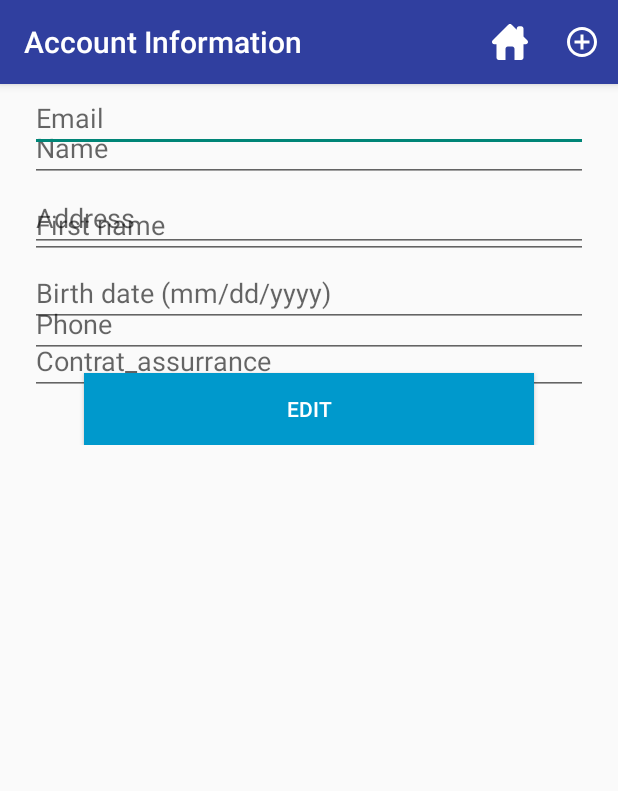
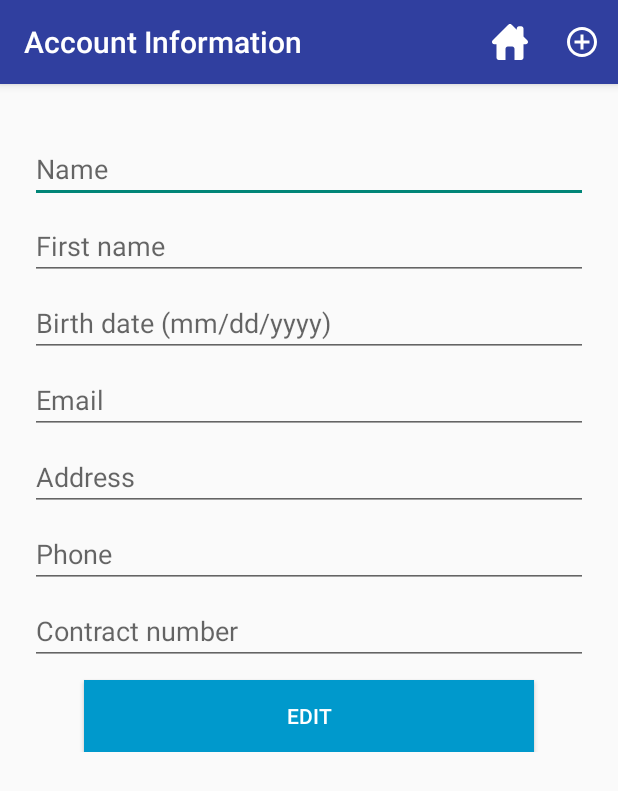
Before and after one commit to chovCodeur/MyApplication, an Android app: the ModifierPersonne screen opened directly, with no data from a screen before it, on a phone screen of 412 x 824 dp. Shown: the top 791 px of the screen. Run offline under Robolectric (Android 15) with nearby library versions, the phone set to English and light mode, and no system bars.

Commit message:
rectifi contract number

```diff
--- a/app/src/main/res/layout/activity_modifier_personne.xml
+++ b/app/src/main/res/layout/activity_modifier_personne.xml
@@ -46,13 +46,12 @@
                 android:id="@+id/editNom"
                 android:layout_width="match_parent"
                 android:layout_height="wrap_content"
-                android:layout_marginTop="20dp"
+                android:layout_alignParentEnd="true"
+                android:layout_marginTop="34dp"
                 android:ems="10"
                 android:hint="@string/hint_name"
                 android:inputType="textPersonName"
-                android:maxLength="50"
-                android:layout_alignParentTop="true"
-                android:layout_alignParentStart="true" />
+                android:maxLength="50" />
 
             <EditText
                 android:id="@+id/editPrenom"
@@ -70,66 +69,69 @@
                 android:id="@+id/editTextDate"
                 android:layout_width="match_parent"
                 android:layout_height="wrap_content"
-                android:layout_alignParentStart="true"
+                android:layout_alignParentEnd="true"
                 android:layout_below="@+id/editPrenom"
+                android:layout_marginTop="6dp"
                 android:ems="10"
-                android:focusable="false"
                 android:hint="@string/birth_date_hint"
                 android:inputType="date"
+                android:focusable="false"
+                android:maxLength="10" />
+
+            <EditText
+                android:id="@+id/editEmail"
+                android:layout_width="match_parent"
+                android:layout_height="wrap_content"
+                android:layout_alignParentEnd="true"
+                android:layout_below="@+id/editTextDate"
+                android:layout_marginTop="6dp"
+                android:ems="10"
+                android:hint="@string/mail_adress_hint"
+                android:inputType="textEmailAddress"
                 android:maxLength="50" />
+
+            <EditText
+                android:id="@+id/editAdress"
+                android:layout_width="match_parent"
+                android:layout_height="wrap_content"
+                android:layout_alignParentStart="true"
+                android:layout_below="@+id/editEmail"
+                android:layout_marginTop="6dp"
+                android:ems="10"
+                android:hint="@string/postal_adress_hint"
+                android:inputType="textPostalAddress"
+                android:maxLength="150" />
+
+            <EditText
+                android:id="@+id/editPhon_Number"
+                android:layout_width="match_parent"
+                android:layout_height="wrap_content"
+                android:layout_alignParentStart="true"
+                android:layout_below="@+id/editAdress"
+                android:layout_marginTop="6dp"
+                android:ems="10"
+                android:hint="@string/phone_hint"
+                android:inputType="number"
+                android:maxLength="14" />
 
             <EditText
                 android:id="@+id/editNumero_contrat"
                 android:layout_width="match_parent"
                 android:layout_height="wrap_content"
+                android:layout_alignParentStart="true"
+                android:layout_below="@+id/editPhon_Number"
+                android:layout_marginTop="6dp"
                 android:ems="10"
-                android:hint="Contrat_assurrance"
+                android:hint="@string/contract_hint"
                 android:inputType="textPersonName"
-                android:maxLength="50"
-                android:layout_below="@+id/editTextDate"
-                android:layout_alignParentStart="true" />
-
-            <EditText
-                android:id="@+id/editEmail"
-                android:layout_width="match_parent"
-                android:layout_height="wrap_content"
-                android:ems="10"
-                android:hint="@string/mail_adress_hint"
-                android:inputType="textEmailAddress"
-                android:maxLength="50"
-                android:layout_below="@+id/editContrat"
-                android:layout_alignParentStart="true" />
-
-            <EditText
-                android:id="@+id/editAdress"
-                android:layout_width="match_parent"
-                android:layout_height="wrap_content"
-                android:layout_marginTop="21dp"
-                android:ems="10"
-                android:hint="@string/postal_adress_hint"
-                android:inputType="textPostalAddress"
-                android:maxLength="50"
-                android:layout_below="@+id/editEmail"
-                android:layout_alignParentStart="true" />
-
-            <EditText
-                android:id="@+id/editPhon_Number"
-                android:layout_width="match_parent"
-                android:layout_height="wrap_content"
-                android:layout_marginTop="25dp"
-                android:ems="10"
-                android:hint="@string/phone_hint"
-                android:inputType="number"
-                android:maxLength="50"
-                android:layout_below="@+id/editAdress"
-                android:layout_alignParentStart="true" />
+                android:maxLength="50" />
 
             <Button
                 android:id="@+id/buttonAjoutInfos"
                 android:layout_width="300dp"
                 android:layout_height="wrap_content"
-                android:layout_below="@+id/editPhon_Number"
-                android:layout_centerHorizontal="true"
+                android:layout_below="@+id/editNumero_contrat"
+                android:layout_centerInParent="true"
                 android:layout_marginTop="10dp"
                 android:background="@android:color/holo_blue_dark"
                 android:onClick="onClickAjoutInfos"
--- a/app/src/main/res/values/strings.xml
+++ b/app/src/main/res/values/strings.xml
@@ -110,5 +110,7 @@
     <string name="mail_adress_hint">Email</string>
     <string name="postal_adress_hint">Address</string>
     <string name="phone_hint">Phone</string>
+    <string name="contract_hint">Contract number</string>
+
 
 </resources>
```
Also changed, not shown: 1 other file.
